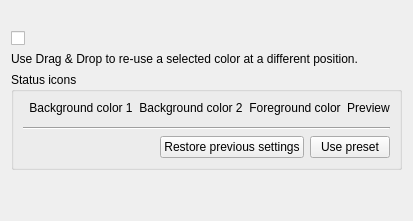
Above: widgets/settings/iconsoptionpage.ui from Martchus/syncthingtray before the change. Below: the same form after it.
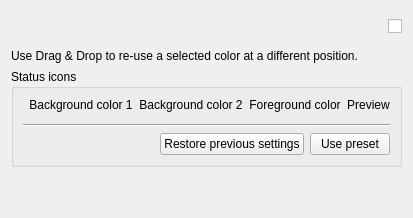
That is the form after the change. Icons and pictures are not drawn.

Commit message:
Improve layouts of settings pages
Especially prevent certain elements from expanding (the
additional space between the elements looks weird).

Patch:
```diff
--- a/widgets/settings/iconsoptionpage.ui
+++ b/widgets/settings/iconsoptionpage.ui
@@ -2,6 +2,12 @@
 <ui version="4.0">
  <class>QtGui::IconsOptionPage</class>
  <widget class="QWidget" name="QtGui::IconsOptionPage">
+  <property name="sizePolicy">
+   <sizepolicy hsizetype="Preferred" vsizetype="Maximum">
+    <horstretch>0</horstretch>
+    <verstretch>0</verstretch>
+   </sizepolicy>
+  </property>
   <property name="windowTitle">
    <string>Icons</string>
   </property>
@@ -11,11 +17,22 @@
   </property>
   <layout class="QVBoxLayout" name="verticalLayout">
    <item>
-    <widget class="QLabel" name="contextLabel"/>
+    <layout class="QHBoxLayout" name="horizontalLayout_2" stretch="1,0">
+     <item>
+      <widget class="QLabel" name="contextLabel">
+       <property name="minimumSize">
+        <size>
+         <width>0</width>
+         <height>32</height>
+        </size>
+       </property>
+      </widget>
    </item>
    <item>
     <widget class="QCheckBox" name="contextCheckBox"/>
    </item>
+    </layout>
+   </item>
    <item>
     <widget class="QLabel" name="dragAndDropInfoLabel">
      <property name="text">
```
Left out of the diff: 3 changed lines with no effect on the pictures. Lines whose indentation alone changed are shown as unchanged. The commit also changes 7 other files.
